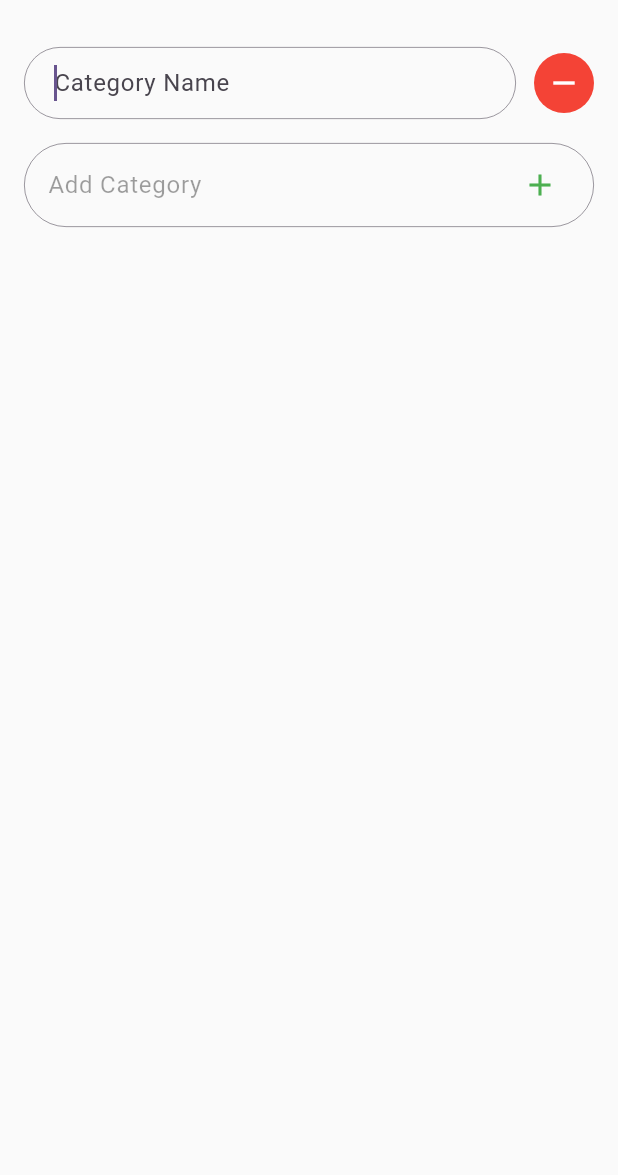
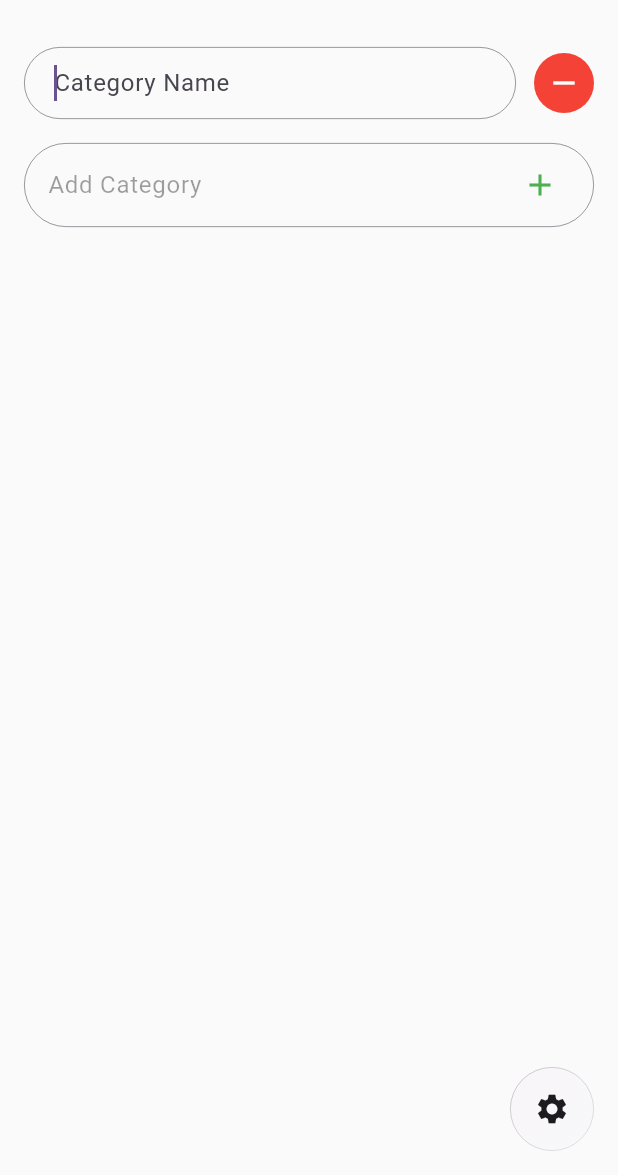
Before and after one commit to mark3lim/counting_mobile_app, a Flutter app: the BasicCountingView screen opened by its route, after a tap on "Add Category", on a phone screen of 412 x 824 dp, the part 61-1236 px from its top. Run offline on Flutter 3.47's test engine with Material 3 defaults, Android fonts, the phone set to English and light mode, and no system bars; drawn by our look-alikes of glassmorphism; our stand-ins replace flutter_riverpod.

Commit message:
숫자 셀 때 설정 가능한 기능을 위한 아이콘 추가.

```diff
--- a/lib/presentation/views/basic_counting_view.dart
+++ b/lib/presentation/views/basic_counting_view.dart
@@ -1,4 +1,5 @@
 import 'package:counting_app/generated/l10n/app_localizations.dart';
+import 'package:counting_app/presentation/widgets/settings_button.dart';
 import 'package:flutter/material.dart';
 import 'package:flutter/services.dart';
 
@@ -6,6 +7,7 @@ import 'package:flutter/services.dart';
 class _Category {
   String name;
   int value;
+
 
   // 카테고리 객체를 생성합니다.
   _Category({required this.name, this.value = 0});
@@ -35,8 +37,7 @@ class _BasicCountingViewState extends State<BasicCountingView> {
   // 카드 여백과 높이를 상수로 정의하여 중복을 줄입니다.
   static const _inputCardMargin = EdgeInsets.fromLTRB(16, 16, 16, 8);
   static const _addCategoryCardMargin = EdgeInsets.fromLTRB(16, 8, 16, 8);
-  static const _categoryItemCardMargin =
-      EdgeInsets.symmetric(horizontal: 14, vertical: 4);
+  static const _categoryItemCardMargin = EdgeInsets.symmetric(horizontal: 14, vertical: 4);
   static const double _kItemHeight = 72.0;
   static const _cardBoarderRadius = 30.0;
   static const _edgeInsetsHorizontal = 20.0;
@@ -145,6 +146,14 @@ class _BasicCountingViewState extends State<BasicCountingView> {
           // 2. 위젯 표시 순서 변경: "카테고리 추가" 버튼
           SliverToBoxAdapter(child: _buildAddCategoryButton()),
         ],
+      ),
+      floatingActionButton: SettingsButton(
+        onPressed: () {
+          // TODO: 설정 화면으로 이동하는 로직 구현
+          ScaffoldMessenger.of(context).showSnackBar(
+            const SnackBar(content: Text('Settings button pressed!')),
+          );
+        },
       ),
     );
   }
--- a/lib/presentation/views/daily_counting_view.dart
+++ b/lib/presentation/views/daily_counting_view.dart
@@ -1,4 +1,5 @@
 import 'package:counting_app/generated/l10n/app_localizations.dart';
+import 'package:counting_app/presentation/widgets/settings_button.dart';
 import 'package:flutter/material.dart';
 
 class DailyCountingView extends StatelessWidget {
@@ -17,6 +18,14 @@ class DailyCountingView extends StatelessWidget {
       body: const Center(
         child: Text('Daily Counting View'),
       ),
+      floatingActionButton: SettingsButton(
+        onPressed: () {
+          // TODO: 설정 화면으로 이동하는 로직 구현
+          ScaffoldMessenger.of(context).showSnackBar(
+            const SnackBar(content: Text('Settings button pressed!')),
+          );
+        },
+      ),
     );
   }
 }
--- /dev/null
+++ b/lib/presentation/widgets/settings_button.dart
@@ -0,0 +1,52 @@
+import 'package:flutter/material.dart';
+import 'package:glassmorphism/glassmorphism.dart';
+
+/// 공통으로 사용할 설정 플로팅 액션 버튼입니다.
+class SettingsButton extends StatelessWidget {
+  /// 버튼을 눌렀을 때 실행될 콜백 함수입니다.
+  final VoidCallback onPressed;
+
+  const SettingsButton({
+    super.key,
+    required this.onPressed,
+  });
+
+  @override
+  Widget build(BuildContext context) {
+    // iOS의 프로스티드 글래스(Frosted Glass) 효과를 내기 위해 GlassmorphicContainer를 사용합니다.
+    // InkWell로 감싸서 탭 효과(ripple)와 콜백을 처리합니다.
+    return InkWell(
+      onTap: onPressed,
+      customBorder: const CircleBorder(),
+      child: GlassmorphicContainer(
+        width: 56,
+        height: 56,
+        borderRadius: 28,
+        blur: 15, // 블러 강도
+        alignment: Alignment.center,
+        border: 0.5,
+        linearGradient: LinearGradient(
+          begin: Alignment.topLeft,
+          end: Alignment.bottomRight,
+          colors: [
+            Theme.of(context).colorScheme.surfaceContainer.withAlpha((255 * 0.3).round()),
+            Theme.of(context).colorScheme.surfaceContainer.withAlpha((255 * 0.2).round()),
+          ],
+          stops: const [0.1, 1],
+        ),
+        borderGradient: LinearGradient(
+          begin: Alignment.topLeft,
+          end: Alignment.bottomRight,
+          colors: [
+            Theme.of(context).colorScheme.outline.withAlpha((255 * 0.5).round()),
+            Theme.of(context).colorScheme.outline.withAlpha((255 * 0.2).round()),
+          ],
+        ),
+        child: Icon(
+          Icons.settings,
+          color: Theme.of(context).colorScheme.onSurface,
+        ),
+      ),
+    );
+  }
+}
```
